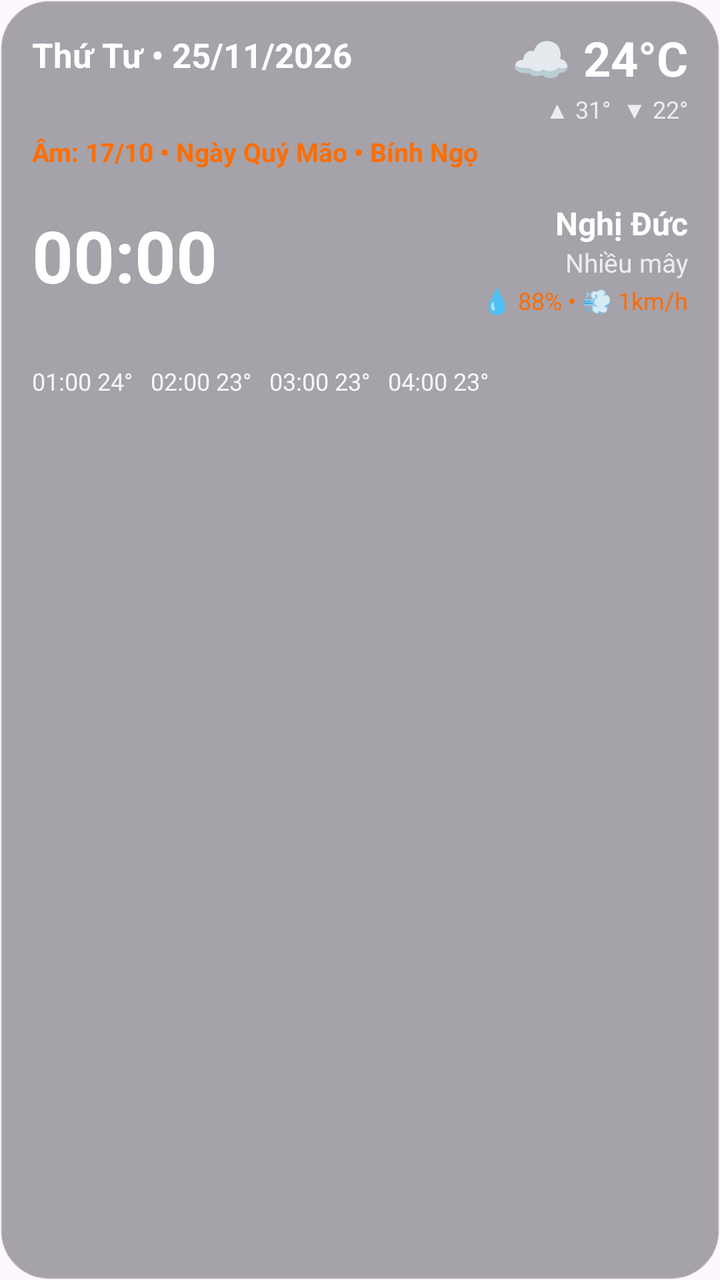
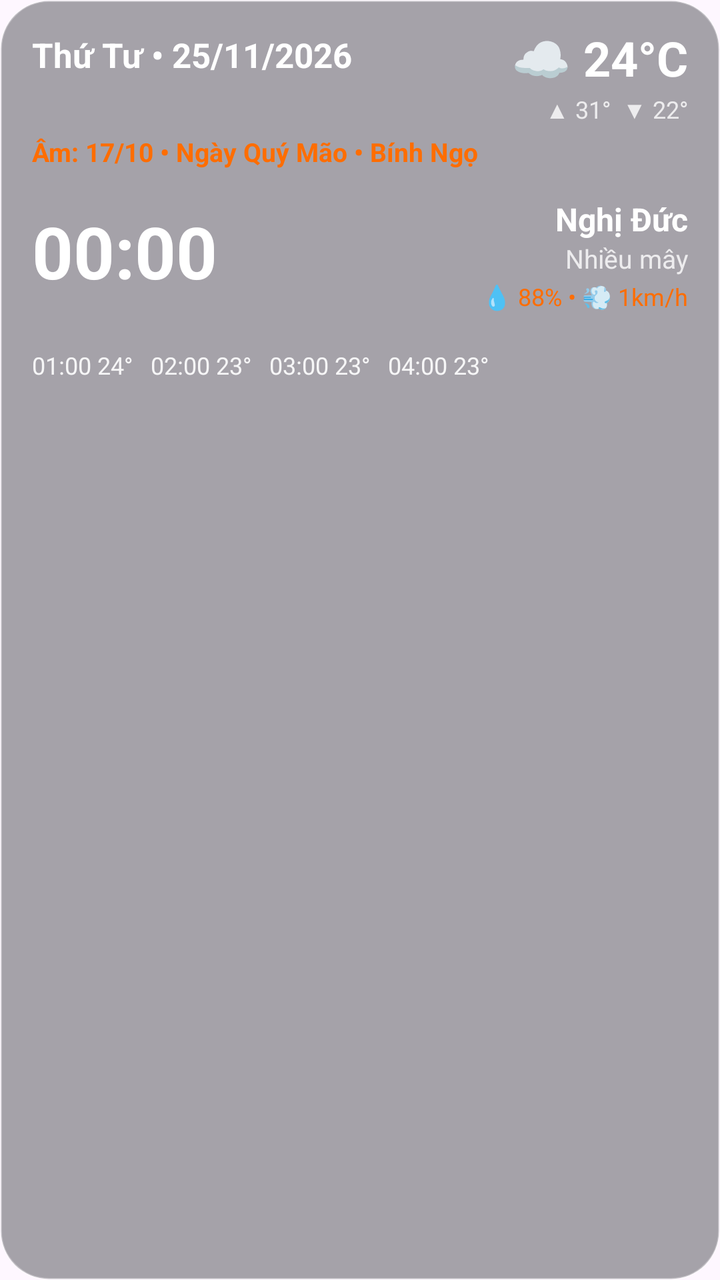

An Android layout rendered at two revisions. The XML below is the earlier revision; the diff shows what the commit changed to produce the second picture.
<!-- AndroidManifest.xml: application theme Theme.Material3.DayNight.NoActionBar -->
<!-- res/layout/widget_4x4.xml -->
<?xml version="1.0" encoding="utf-8"?>
<RelativeLayout xmlns:android="http://schemas.android.com/apk/res/android"
    android:id="@+id/widget_root"
    android:layout_width="match_parent"
    android:layout_height="match_parent"
    android:background="@drawable/bg_widget_glass_dark"
    android:padding="16dp">

    <ImageView
        android:id="@+id/iv_weather_effect"
        android:layout_width="match_parent"
        android:layout_height="match_parent"
        android:contentDescription="@null"
        android:scaleType="centerCrop" />

    <LinearLayout
        android:id="@+id/layout_top_header"
        android:layout_width="match_parent"
        android:layout_height="wrap_content"
        android:layout_alignParentTop="true"
        android:gravity="top"
        android:orientation="horizontal">

        <TextView
            android:id="@+id/tv_solar_date"
            android:layout_width="0dp"
            android:layout_height="wrap_content"
            android:layout_marginEnd="8dp"
            android:layout_weight="1"
            android:fontFamily="sans-serif"
            android:maxLines="1"
            android:text="Thứ Tư • 25/11/2026"
            android:textColor="#FFFFFF"
            android:textSize="17sp"
            android:textStyle="bold" />

        <LinearLayout
            android:layout_width="wrap_content"
            android:layout_height="wrap_content"
            android:gravity="end"
            android:orientation="vertical">

            <TextView
                android:id="@+id/tv_temp"
                android:layout_width="wrap_content"
                android:layout_height="wrap_content"
                android:fontFamily="sans-serif"
                android:includeFontPadding="false"
                android:maxLines="1"
                android:text="☁ 24°C"
                android:textColor="#FFFFFF"
                android:textSize="24sp"
                android:textStyle="bold" />

            <TextView
                android:id="@+id/tv_min_max"
                android:layout_width="wrap_content"
                android:layout_height="wrap_content"
                android:layout_marginTop="2dp"
                android:fontFamily="sans-serif"
                android:maxLines="1"
                android:text="▲ 31°  ▼ 22°"
                android:textColor="#CCFFFFFF"
                android:textSize="12sp" />
        </LinearLayout>
    </LinearLayout>

    <TextView
        android:id="@+id/tv_update_time"
        android:layout_width="wrap_content"
        android:layout_height="wrap_content"
        android:visibility="gone" />

    <TextView
        android:id="@+id/tv_lunar_date"
        android:layout_width="match_parent"
        android:layout_height="wrap_content"
        android:layout_below="@id/layout_top_header"
        android:layout_alignParentStart="true"
        android:layout_alignParentEnd="true"
        android:layout_marginTop="4dp"
        android:fontFamily="sans-serif"
        android:maxLines="1"
        android:text="Âm: 17/10 • Ngày Quý Mão • Bính Ngọ"
        android:textColor="#FF6D00"
        android:textSize="13sp"
        android:textStyle="bold" />

    <LinearLayout
        android:id="@+id/layout_middle_4x4"
        android:layout_width="match_parent"
        android:layout_height="wrap_content"
        android:layout_below="@id/tv_lunar_date"
        android:layout_marginTop="16dp"
        android:gravity="center_vertical"
        android:orientation="horizontal">

        <TextClock
            android:id="@+id/tc_clock"
            android:layout_width="0dp"
            android:layout_height="wrap_content"
            android:layout_marginEnd="12dp"
            android:layout_weight="1"
            android:fontFamily="sans-serif"
            android:format12Hour="HH:mm"
            android:format24Hour="HH:mm"
            android:includeFontPadding="false"
            android:maxLines="1"
            android:padding="0dp"
            android:textColor="#FFFFFF"
            android:textSize="36sp"
            android:textStyle="bold" />

        <LinearLayout
            android:layout_width="wrap_content"
            android:layout_height="wrap_content"
            android:gravity="end"
            android:orientation="vertical">

            <TextView
                android:id="@+id/tv_location"
                android:layout_width="wrap_content"
                android:layout_height="wrap_content"
                android:fontFamily="sans-serif"
                android:maxLines="1"
                android:text="Nghị Đức"
                android:textColor="#FFFFFF"
                android:textSize="16sp"
                android:textStyle="bold" />

            <TextView
                android:id="@+id/tv_condition"
                android:layout_width="wrap_content"
                android:layout_height="wrap_content"
                android:fontFamily="sans-serif"
                android:maxLines="1"
                android:text="Nhiều mây"
                android:textColor="#CCFFFFFF"
                android:textSize="13sp" />

            <TextView
                android:id="@+id/tv_humidity_wind"
                android:layout_width="wrap_content"
                android:layout_height="wrap_content"
                android:layout_marginTop="2dp"
                android:fontFamily="sans-serif"
                android:maxLines="1"
                android:text="💧 88% • 💨 1km/h"
                android:textColor="#FF6D00"
                android:textSize="12sp" />
        </LinearLayout>
    </LinearLayout>

    <TextView
        android:id="@+id/tv_hourly"
        android:layout_width="wrap_content"
        android:layout_height="wrap_content"
        android:layout_below="@id/layout_middle_4x4"
        android:layout_marginTop="24dp"
        android:fontFamily="sans-serif"
        android:maxLines="1"
        android:text="01:00 24°   02:00 23°   03:00 23°   04:00 23°"
        android:textColor="#E6FFFFFF"
        android:textSize="12sp" />

    <TextView
        android:id="@+id/tv_holiday_banner"
        android:layout_width="match_parent"
        android:layout_height="wrap_content"
        android:layout_above="@id/tv_signature"
        android:layout_below="@id/tv_hourly"
        android:layout_marginTop="12dp"
        android:layout_marginBottom="8dp"
        android:ellipsize="end"
        android:fontFamily="sans-serif"
        android:gravity="center_vertical"
        android:maxLines="1"
        android:text=""
        android:textColor="#FFFFFF"
        android:textSize="13.5sp"
        android:textStyle="bold"
        android:visibility="gone" />

    <TextView
        android:id="@+id/tv_signature"
        android:layout_width="wrap_content"
        android:layout_height="wrap_content"
        android:layout_alignParentEnd="true"
        android:layout_alignParentBottom="true"
        android:alpha="0.9"
        android:fontFamily="sans-serif"
        android:maxLines="1"
        android:text=""
        android:textColor="#FFFFFF"
        android:textSize="11sp"
        android:textStyle="italic" />
</RelativeLayout>
<!-- resources referenced by this layout -->
<resources>
  <!-- drawable bg_widget_glass_dark (drawable) -->
  <?xml version="1.0" encoding="utf-8"?>
  <shape xmlns:android="http://schemas.android.com/apk/res/android">
      <solid android:color="#661E2229" />
      <corners android:radius="24dp" />
      <stroke
          android:width="1dp"
          android:color="#4DFFFFFF" />
  </shape>
</resources>

<!-- the commit's change to res/layout/widget_4x4.xml (unified diff, before → after) -->
@@ -80,7 +80,7 @@
         android:layout_alignParentEnd="true"
         android:layout_marginTop="4dp"
         android:fontFamily="sans-serif"
-        android:maxLines="1"
+        android:maxLines="2"
         android:text="Âm: 17/10 • Ngày Quý Mão • Bính Ngọ"
         android:textColor="#FF6D00"
         android:textSize="13sp"
@@ -91,7 +91,7 @@
         android:layout_width="match_parent"
         android:layout_height="wrap_content"
         android:layout_below="@id/tv_lunar_date"
-        android:layout_marginTop="16dp"
+        android:layout_marginTop="14dp"
         android:gravity="center_vertical"
         android:orientation="horizontal">
 
@@ -156,7 +156,7 @@
         android:layout_width="wrap_content"
         android:layout_height="wrap_content"
         android:layout_below="@id/layout_middle_4x4"
-        android:layout_marginTop="24dp"
+        android:layout_marginTop="18dp"
         android:fontFamily="sans-serif"
         android:maxLines="1"
         android:text="01:00 24°   02:00 23°   03:00 23°   04:00 23°"
@@ -167,14 +167,12 @@
         android:id="@+id/tv_holiday_banner"
         android:layout_width="match_parent"
         android:layout_height="wrap_content"
-        android:layout_above="@id/tv_signature"
         android:layout_below="@id/tv_hourly"
-        android:layout_marginTop="12dp"
-        android:layout_marginBottom="8dp"
+        android:layout_marginTop="10dp"
         android:ellipsize="end"
         android:fontFamily="sans-serif"
         android:gravity="center_vertical"
-        android:maxLines="1"
+        android:maxLines="2"
         android:text=""
         android:textColor="#FFFFFF"
         android:textSize="13.5sp"
